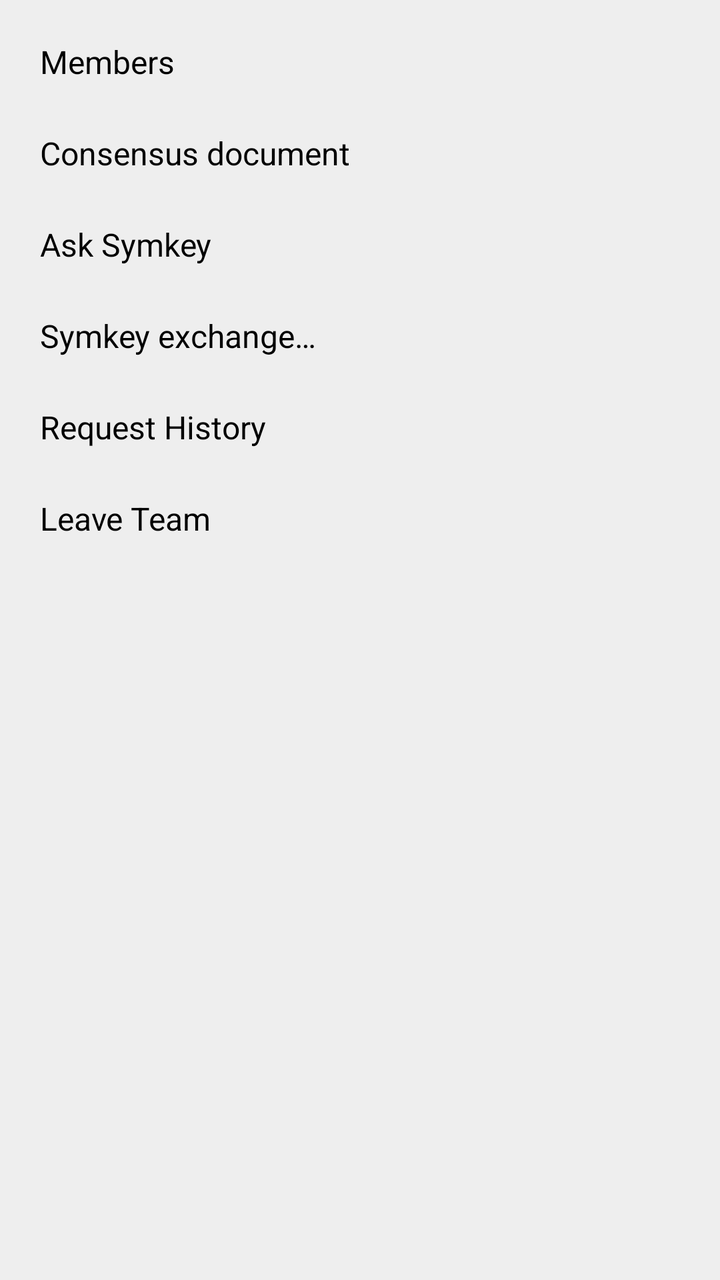
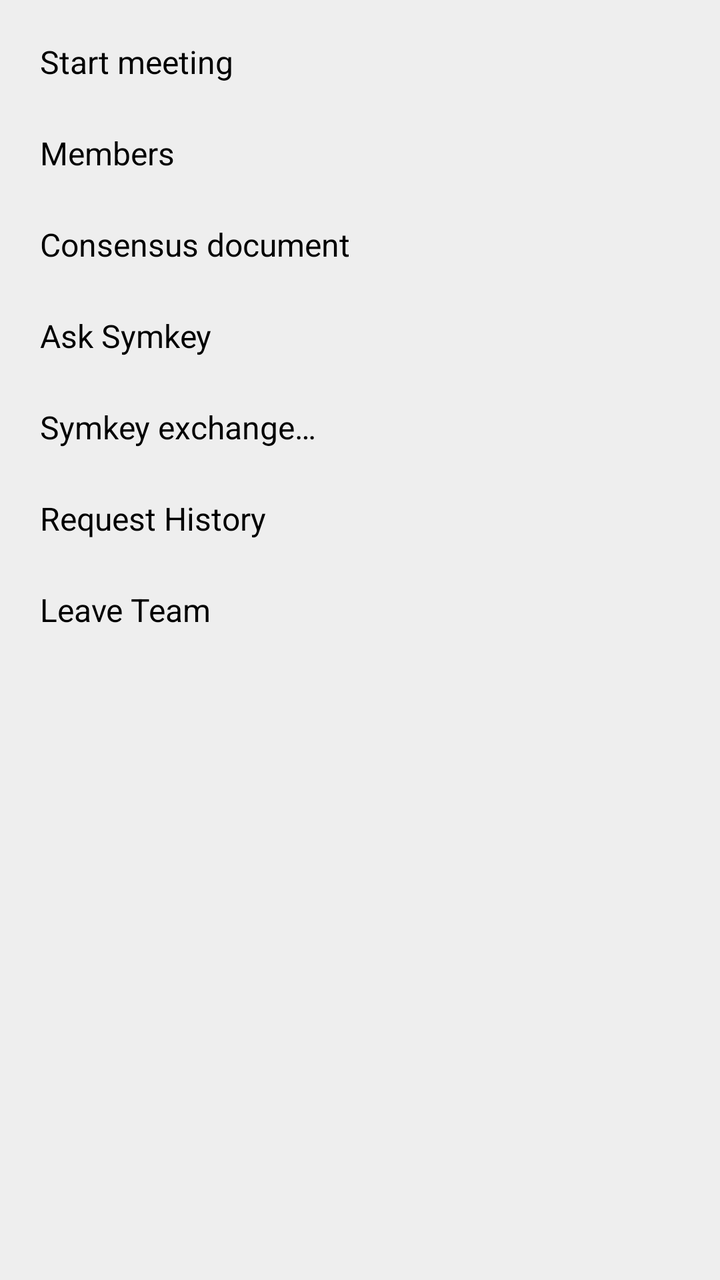

An Android layout rendered at two revisions. The XML below is the earlier revision; the diff shows what the commit changed to produce the second picture.
<!-- AndroidManifest.xml: application theme Theme.Freer -->
<!-- res/layout/popup_team_chat_menu.xml -->
<?xml version="1.0" encoding="utf-8"?>
<LinearLayout xmlns:android="http://schemas.android.com/apk/res/android"
    android:layout_width="wrap_content"
    android:layout_height="wrap_content"
    android:orientation="vertical"
    android:background="@color/background_light"
    android:padding="8dp">

    <TextView
        android:id="@+id/menu_team_members"
        android:layout_width="match_parent"
        android:layout_height="wrap_content"
        android:text="@string/members"
        android:textSize="16sp"
        android:textColor="@color/text"
        android:padding="12dp"
        android:background="?android:attr/selectableItemBackground"
        android:clickable="true"
        android:focusable="true" />

    <TextView
        android:id="@+id/menu_consensus_doc"
        android:layout_width="match_parent"
        android:layout_height="wrap_content"
        android:text="@string/consensus_document"
        android:textSize="16sp"
        android:textColor="@color/text"
        android:padding="12dp"
        android:background="?android:attr/selectableItemBackground"
        android:clickable="true"
        android:focusable="true" />

    <TextView
        android:id="@+id/menu_owner_menu"
        android:layout_width="match_parent"
        android:layout_height="wrap_content"
        android:text="@string/owner_menu"
        android:textSize="16sp"
        android:textColor="@color/text"
        android:padding="12dp"
        android:background="?android:attr/selectableItemBackground"
        android:clickable="true"
        android:focusable="true"
        android:visibility="gone" />

    <TextView
        android:id="@+id/menu_manager_menu"
        android:layout_width="match_parent"
        android:layout_height="wrap_content"
        android:text="@string/manager_menu"
        android:textSize="16sp"
        android:textColor="@color/text"
        android:padding="12dp"
        android:background="?android:attr/selectableItemBackground"
        android:clickable="true"
        android:focusable="true"
        android:visibility="gone" />

    <TextView
        android:id="@+id/menu_ask_symkey"
        android:layout_width="match_parent"
        android:layout_height="wrap_content"
        android:text="@string/ask_symkey"
        android:textSize="16sp"
        android:textColor="@color/text"
        android:padding="12dp"
        android:background="?android:attr/selectableItemBackground"
        android:clickable="true"
        android:focusable="true" />

    
    <TextView
        android:id="@+id/menu_symkey_ledger"
        android:layout_width="match_parent"
        android:layout_height="wrap_content"
        android:text="@string/symkey_exchange"
        android:textSize="16sp"
        android:textColor="@color/text"
        android:padding="12dp"
        android:background="?android:attr/selectableItemBackground"
        android:clickable="true"
        android:focusable="true" />

    <TextView
        android:id="@+id/menu_request_history"
        android:layout_width="match_parent"
        android:layout_height="wrap_content"
        android:text="@string/request_history"
        android:textSize="16sp"
        android:textColor="@color/text"
        android:padding="12dp"
        android:background="?android:attr/selectableItemBackground"
        android:clickable="true"
        android:focusable="true" />

    <TextView
        android:id="@+id/menu_leave_team"
        android:layout_width="match_parent"
        android:layout_height="wrap_content"
        android:text="@string/leave_team"
        android:textSize="16sp"
        android:textColor="@color/text"
        android:padding="12dp"
        android:background="?android:attr/selectableItemBackground"
        android:clickable="true"
        android:focusable="true" />

</LinearLayout>
<!-- resources referenced by this layout -->
<resources>
  <color name="background_light">#EEEEEE</color>
  <color name="text">#000000</color>
  <string name="ask_symkey">Ask Symkey</string>
  <string name="consensus_document">Consensus document</string>
  <string name="leave_team">Leave Team</string>
  <string name="manager_menu">Manager Menu</string>
  <string name="members">Members</string>
  <string name="owner_menu">Owner Menu</string>
  <string name="request_history">Request History</string>
  <string name="symkey_exchange">Symkey exchange…</string>
  <style name="Theme.Freer" parent="Base.Theme.Freer" />
  <style name="Base.Theme.Freer" parent="Theme.Material3.DayNight.NoActionBar">
          <item name="colorPrimary">#2196F3</item>
          <item name="colorAccent">#2196F3</item>
          <item name="android:windowBackground">#FFFFFF</item>
          
          <item name="android:windowLayoutInDisplayCutoutMode">shortEdges</item>
          <item name="android:enforceNavigationBarContrast">false</item>
          <item name="android:enforceStatusBarContrast">false</item>
          <item name="android:statusBarColor">@android:color/transparent</item>
          <item name="android:navigationBarColor">@android:color/transparent</item>
          <item name="android:windowLightStatusBar">true</item>
          <item name="android:windowLightNavigationBar">true</item>
      </style>
</resources>

<!-- the commit's change to res/layout/popup_team_chat_menu.xml (unified diff, before → after) -->
@@ -5,6 +5,18 @@
     android:orientation="vertical"
     android:background="@color/background_light"
     android:padding="8dp">
+
+    <TextView
+        android:id="@+id/menu_start_meeting"
+        android:layout_width="match_parent"
+        android:layout_height="wrap_content"
+        android:text="@string/meeting_start"
+        android:textSize="16sp"
+        android:textColor="@color/text"
+        android:padding="12dp"
+        android:background="?android:attr/selectableItemBackground"
+        android:clickable="true"
+        android:focusable="true" />
 
     <TextView
         android:id="@+id/menu_team_members"
<!-- resource entries referenced after the edit -->
@@ -6,6 +6,7 @@
   <string name="consensus_document">Consensus document</string>
   <string name="leave_team">Leave Team</string>
   <string name="manager_menu">Manager Menu</string>
+  <string name="meeting_start">Start meeting</string>
   <string name="members">Members</string>
   <string name="owner_menu">Owner Menu</string>
   <string name="request_history">Request History</string>
